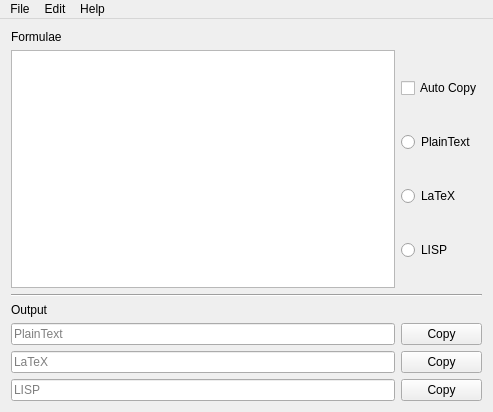
Before: the Qt Designer form MainWindow/mainwindow.ui in casey-c/logic-builder, drawn with Qt 5.
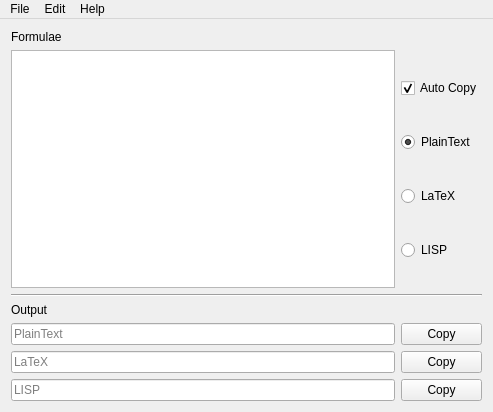
After: the same form once the commit is applied.

```diff
--- a/MainWindow/mainwindow.ui
+++ b/MainWindow/mainwindow.ui
@@ -22,6 +22,9 @@
         <property name="text">
          <string>PlainText</string>
         </property>
+        <property name="checked">
+         <bool>true</bool>
+        </property>
        </widget>
       </item>
       <item row="2" column="0">
@@ -36,6 +39,9 @@
         <property name="text">
          <string>Auto Copy</string>
         </property>
+        <property name="checked">
+         <bool>true</bool>
+        </property>
        </widget>
       </item>
       <item row="3" column="0">
```
Left out of the diff: 6 changed lines with no effect on the pictures.
